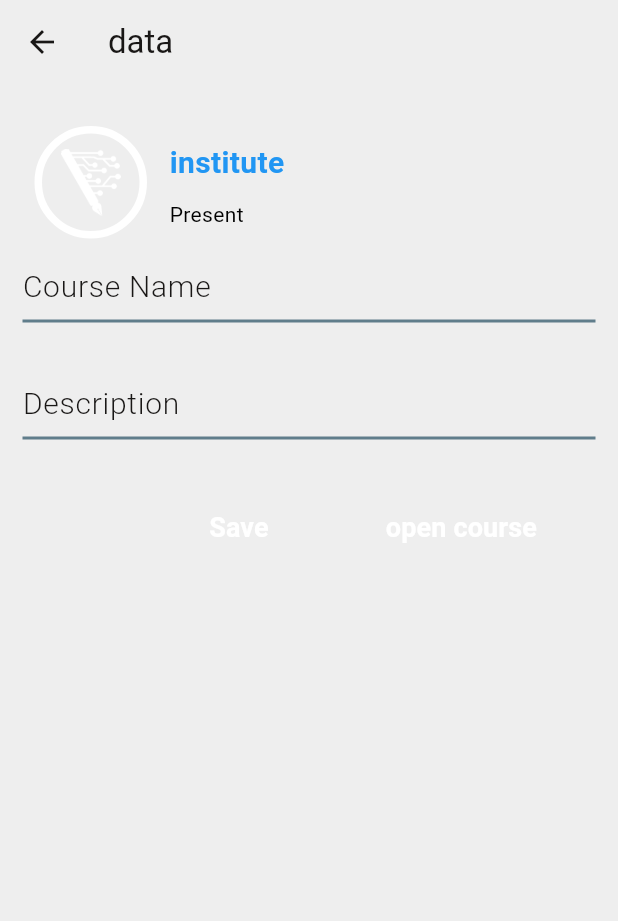
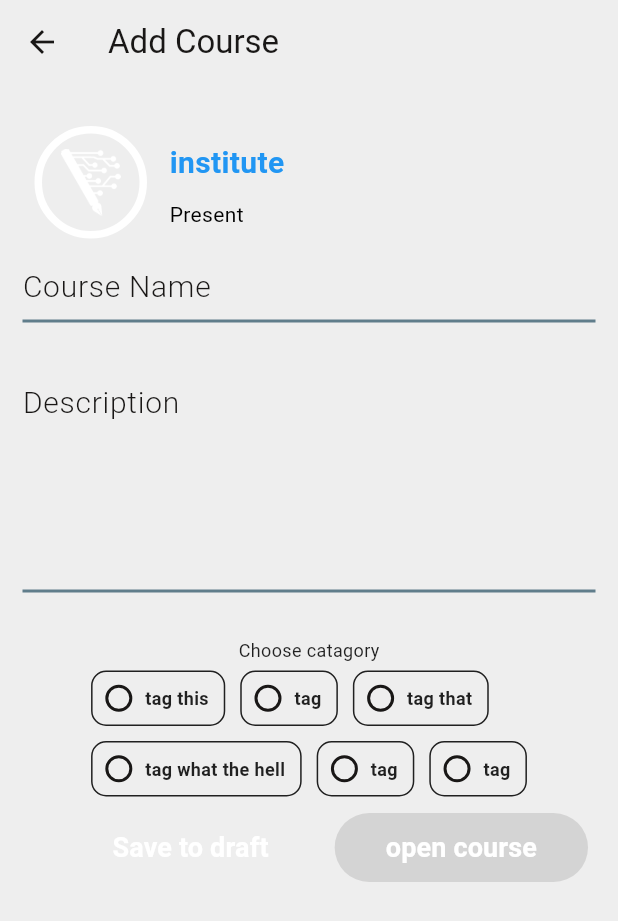
Before and after one commit to yazanash/Pentell, a Flutter app: the AddCourse screen opened directly, on a phone screen of 412 x 824 dp. Shown: the top 921 px of the screen. Run offline on Flutter 3.47's test engine with Material 2 defaults, Android fonts, the phone set to English and light mode, and no system bars; our stand-ins replace dartz, equatable, flutter_rating_bar, get_it, hive, hive_flutter and 3 more; missing offline and left inert: dart:ffi; accounts and stored records are empty.

Commit message:
add course fixes

```diff
--- a/lib/core/utilities/form_item.dart
+++ b/lib/core/utilities/form_item.dart
@@ -8,17 +8,20 @@ class FormInput extends StatelessWidget {
       this.label,
       this.icon,
       this.suffix,
-      this.maxlen,
+      this.maxLines = 1,
+      this.minLines,
+      this.expands = false,
       this.onTap,
       required this.getval})
       : super(key: key);
   String? label;
   Widget? icon;
   Widget? suffix;
-  int? maxlen = 1;
   VoidCallback? onTap;
   Function(String?) getval;
   TextEditingController controller = TextEditingController();
+  final bool expands;
+  final int? maxLines, minLines;
 
   @override
   Widget build(BuildContext context) {
@@ -27,12 +30,12 @@ class FormInput extends StatelessWidget {
       // maxLength: maxlen,
       // obscureText: true,
       // obscuringCharacter: "*",
-      maxLines: maxlen,
+      maxLines: maxLines,
+      minLines: minLines,
+      expands: expands,
       onSaved: (newValue) => getval(newValue),
-      // maxLines:null,
+
       onTap: onTap,
-      // minLines: null,
-      // expands: true,
       decoration: InputDecoration(
         // icon: icon,
         prefixIcon: icon,
--- a/lib/core/utilities/inputbtn.dart
+++ b/lib/core/utilities/inputbtn.dart
@@ -1,23 +1,25 @@
 import 'package:flutter/material.dart';
 
 class InputBtn extends StatelessWidget {
-  InputBtn(
-      {Key? key,
-      this.text = "button",
-      this.iconColor = Colors.blue,
-      this.iconSize = 30.0,
-      this.icon = Icons.add})
-      : super(key: key);
+  InputBtn({
+    Key? key,
+    this.text = "button",
+    this.iconColor = Colors.blue,
+    this.iconSize = 30.0,
+    this.icon = Icons.add,
+    this.onPressed,
+  }) : super(key: key);
   final String text;
   final Color iconColor;
   final double iconSize;
   final IconData icon;
+  final VoidCallback? onPressed;
   @override
   Widget build(BuildContext context) {
     return Container(
       padding: const EdgeInsets.symmetric(vertical: 5, horizontal: 5),
       child: ElevatedButton(
-        onPressed: () {},
+        onPressed: onPressed,
         style: ButtonStyle(
           elevation: MaterialStateProperty.all<double>(0),
 
--- a/lib/features/dashboard/views/pages/add_course.dart
+++ b/lib/features/dashboard/views/pages/add_course.dart
@@ -4,6 +4,7 @@ import 'package:flutter/src/widgets/framework.dart';
 import 'package:pentelligence/core/utilities/dropdown.dart';
 import 'package:pentelligence/core/utilities/form_item.dart';
 import 'package:pentelligence/core/utilities/inputbtn.dart';
+import 'package:pentelligence/core/utilities/tag_widget.dart';
 import 'package:pentelligence/features/course/data/models/categories_model.dart';
 import 'package:pentelligence/features/course/views/widgets/course_header.dart';
 import 'package:provider/provider.dart';
@@ -18,7 +19,7 @@ class AddCourse extends StatelessWidget {
   Widget build(BuildContext context) {
     return Scaffold(
         appBar: AppBar(
-          title: const Text("data"),
+          title: const Text("Add Course"),
         ),
         body: Container(
             width: MediaQuery.of(context).size.width,
@@ -37,10 +38,16 @@ class AddCourse extends StatelessWidget {
                     const SizedBox(
                       height: 30,
                     ),
-                    FormInput(
-                      label: "Description",
-                      getval: ((val) => {}),
+                    SizedBox(
+                      height: 150,
+                      child: FormInput(
+                        label: "Description",
+                        getval: (val) => {},
+                        expands: true,
+                        maxLines: null,
+                      ),
                     ),
+
                     const SizedBox(
                       height: 30,
                     ),
@@ -62,12 +69,60 @@ class AddCourse extends StatelessWidget {
                     // const SizedBox(
                     //   height: 30,
                     // ),
+                    Text('Choose catagory'),
+                    Wrap(
+                      children: const [
+                        TagWidget(
+                          tag: 'tag this',
+                          color: Colors.black87,
+                          isChecked: false,
+                        ),
+                        TagWidget(
+                          tag: 'tag',
+                          color: Colors.black87,
+                          isChecked: false,
+                        ),
+                        TagWidget(
+                          tag: 'tag that',
+                          color: Colors.black87,
+                          isChecked: false,
+                        ),
+                        TagWidget(
+                          tag: 'tag what the hell',
+                          color: Colors.black87,
+                          isChecked: false,
+                        ),
+                        TagWidget(
+                          tag: 'tag',
+                          color: Colors.black87,
+                          isChecked: false,
+                        ),
+                        TagWidget(
+                          tag: 'tag',
+                          color: Colors.black87,
+                          isChecked: false,
+                        ),
+                      ],
+                    ),
                     Row(
                       mainAxisAlignment: MainAxisAlignment.end,
                       children: [
                         InputBtn(
-                          text: "Save",
+                          text: "Save to draft",
                           icon: Icons.add,
+                          onPressed: () {
+                            Navigator.push(
+                              context,
+                              DialogRoute(
+                                context: context,
+                                builder: (c) {
+                                  return Container(
+                                    color: Colors.white10,
+                                  );
+                                },
+                              ),
+                            );
+                          },
                         ),
                         InputBtn(
                           text: "open course",
--- a/lib/features/dashboard/views/widgets/statistics_card.dart
+++ b/lib/features/dashboard/views/widgets/statistics_card.dart
@@ -11,7 +11,7 @@ class StatCard extends StatelessWidget {
       margin: EdgeInsets.all(5),
       padding: EdgeInsets.all(8),
       decoration: BoxDecoration(
-        color: Colors.grey,
+        color: theme.colorScheme.surfaceVariant,
         borderRadius: BorderRadius.circular(10),
       ),
 
```
Also changed, not shown: lib/core/themes/dark_theme.dart (+12 -11 lines), lib/features/connections/views/widgets/lobby_card.dart (+24 -7 lines), lib/features/dashboard/views/pages/board_page.dart (+63 -10 lines), lib/features/dashboard/views/widgets/action_card.dart (+22 -7 lines), lib/features/dashboard/views/widgets/board_panel.dart (+4 -4 lines).
